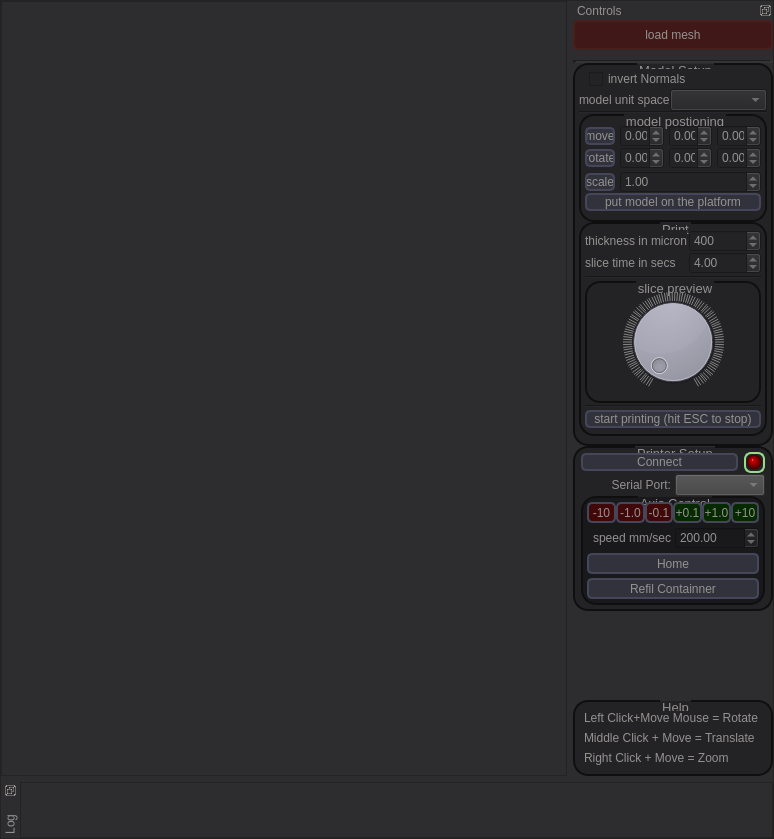
Above: host/draft.ui from hradec/chemshapes before the change. Below: the same form after it.
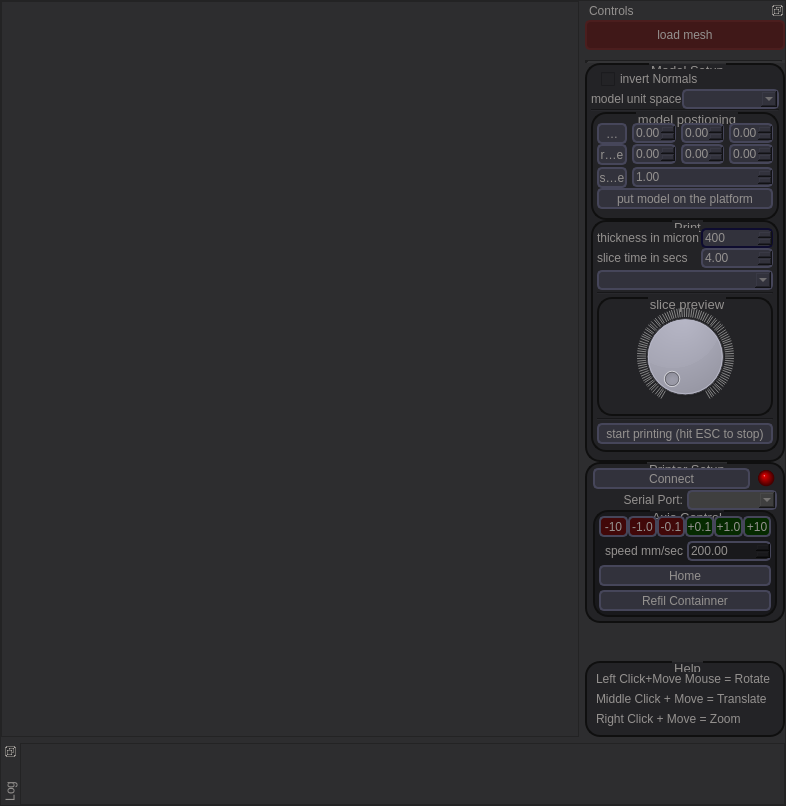
That is the form after the change.

The edit to the form file:
```diff
--- a/host/draft.ui
+++ b/host/draft.ui
@@ -7,8 +7,8 @@
    <rect>
     <x>0</x>
     <y>0</y>
-    <width>774</width>
-    <height>839</height>
+    <width>786</width>
+    <height>806</height>
    </rect>
   </property>
   <property name="sizePolicy">
@@ -69,6 +69,12 @@
       <layout class="QHBoxLayout" name="horizontalLayout_4">
        <item>
         <widget class="QFrame" name="frame">
+         <property name="sizePolicy">
+          <sizepolicy hsizetype="Expanding" vsizetype="Expanding">
+           <horstretch>0</horstretch>
+           <verstretch>0</verstretch>
+          </sizepolicy>
+         </property>
          <property name="frameShape">
           <enum>QFrame::StyledPanel</enum>
          </property>
@@ -93,7 +99,7 @@
          <property name="minimumSize">
           <size>
            <width>200</width>
-           <height>0</height>
+           <height>736</height>
           </size>
          </property>
          <property name="maximumSize">
@@ -156,6 +162,15 @@
 }
 
 
+ QComboBox, QDoubleSpinBox, QCheckBox *{
+     border: 2px solid ;
+     border-color: rgb(70, 70,90);
+     border-radius: 5px;
+     background-color:  rgb(50, 50, 60);;
+ }
+
+
+
 
  QPushButton{
      border: 2px solid ;
@@ -389,7 +404,7 @@
                     <number>5</number>
                    </property>
                    <item>
-                    <widget class="QPushButton" name="modelMoveReset">
+                    <widget class="QToolButton" name="modelMoveReset">
                      <property name="minimumSize">
                       <size>
                        <width>30</width>
@@ -442,7 +457,7 @@
                     <number>5</number>
                    </property>
                    <item>
-                    <widget class="QPushButton" name="modelRotateReset">
+                    <widget class="QToolButton" name="modelRotateReset">
                      <property name="sizePolicy">
                       <sizepolicy hsizetype="Fixed" vsizetype="Fixed">
                        <horstretch>0</horstretch>
@@ -513,7 +528,7 @@
                     <number>2</number>
                    </property>
                    <item>
-                    <widget class="QPushButton" name="modelScaleReset">
+                    <widget class="QToolButton" name="modelScaleReset">
                      <property name="minimumSize">
                       <size>
                        <width>30</width>
@@ -550,7 +565,13 @@
                   </layout>
                  </item>
                  <item>
-                  <widget class="QPushButton" name="modelPutOnPlatform">
+                  <widget class="QToolButton" name="modelPutOnPlatform">
+                   <property name="sizePolicy">
+                    <sizepolicy hsizetype="Expanding" vsizetype="Fixed">
+                     <horstretch>0</horstretch>
+                     <verstretch>0</verstretch>
+                    </sizepolicy>
+                   </property>
                    <property name="text">
                     <string>put model on the platform</string>
                    </property>
@@ -588,6 +609,9 @@
                    <property name="fieldGrowthPolicy">
                     <enum>QFormLayout::AllNonFixedFieldsGrow</enum>
                    </property>
+                   <property name="horizontalSpacing">
+                    <number>-1</number>
+                   </property>
                    <property name="verticalSpacing">
                     <number>0</number>
                    </property>
@@ -661,6 +685,9 @@
                    </item>
                   </layout>
                  </item>
+                 <item>
+                  <widget class="QComboBox" name="printDisplay"/>
+                 </item>
                  <item>
                   <widget class="Line" name="line_3">
                    <property name="orientation">
@@ -682,6 +709,9 @@
                    <layout class="QVBoxLayout" name="verticalLayout_11">
                     <item>
                      <widget class="QDial" name="sliceDial">
+                      <property name="layoutDirection">
+                       <enum>Qt::LeftToRight</enum>
+                      </property>
                       <property name="pageStep">
                        <number>1</number>
                       </property>
@@ -710,7 +740,13 @@
                   </widget>
                  </item>
                  <item>
-                  <widget class="QPushButton" name="printButton">
+                  <widget class="QToolButton" name="printButton">
+                   <property name="sizePolicy">
+                    <sizepolicy hsizetype="Expanding" vsizetype="Fixed">
+                     <horstretch>0</horstretch>
+                     <verstretch>0</verstretch>
+                    </sizepolicy>
+                   </property>
                    <property name="styleSheet">
                     <string notr="true"/>
                    </property>
@@ -760,7 +796,13 @@
                    <number>0</number>
                   </property>
                   <item>
-                   <widget class="QPushButton" name="connect">
+                   <widget class="QToolButton" name="connect">
+                    <property name="sizePolicy">
+                     <sizepolicy hsizetype="Expanding" vsizetype="Fixed">
+                      <horstretch>0</horstretch>
+                      <verstretch>0</verstretch>
+                     </sizepolicy>
+                    </property>
                     <property name="text">
                      <string>Connect</string>
                     </property>
@@ -792,7 +834,7 @@
 
 background-color: qradialgradient(spread:pad, cx:0.5, cy:0.5, radius:0.45, fx:0.386783, fy:0.358, stop:0 rgba(255, 169, 169, 255), stop:0.118227 rgba(214, 0, 0, 255), stop:0.82266 rgba(69, 0, 0, 255), stop:0.901478 rgba(0, 0, 0, 0), stop:1 rgba(0, 0, 0, 0));
 
-border: 0	px solid ;
+border: 0px solid ;
 border-radius: 7px;
 border-color: rgb(150, 220,140);
 margin-top: 0.0ex; </string>
@@ -996,19 +1038,19 @@
              <property name="orientation">
               <enum>Qt::Vertical</enum>
              </property>
-             <property name="sizeType">
-              <enum>QSizePolicy::Expanding</enum>
-             </property>
              <property name="sizeHint" stdset="0">
               <size>
-               <width>0</width>
-               <height>0</height>
+               <width>20</width>
+               <height>40</height>
               </size>
              </property>
             </spacer>
            </item>
            <item>
             <widget class="QGroupBox" name="groupBox_3">
+             <property name="enabled">
+              <bool>true</bool>
+             </property>
              <property name="styleSheet">
               <string notr="true"/>
              </property>
@@ -1060,14 +1102,14 @@
        <item>
         <widget class="QDockWidget" name="logDock">
          <property name="sizePolicy">
-          <sizepolicy hsizetype="Preferred" vsizetype="Ignored">
+          <sizepolicy hsizetype="Preferred" vsizetype="Expanding">
            <horstretch>0</horstretch>
            <verstretch>0</verstretch>
           </sizepolicy>
          </property>
          <property name="minimumSize">
           <size>
-           <width>157</width>
+           <width>278</width>
            <height>56</height>
           </size>
          </property>
```
Left out of the diff: 43 changed lines with no effect on the pictures.
